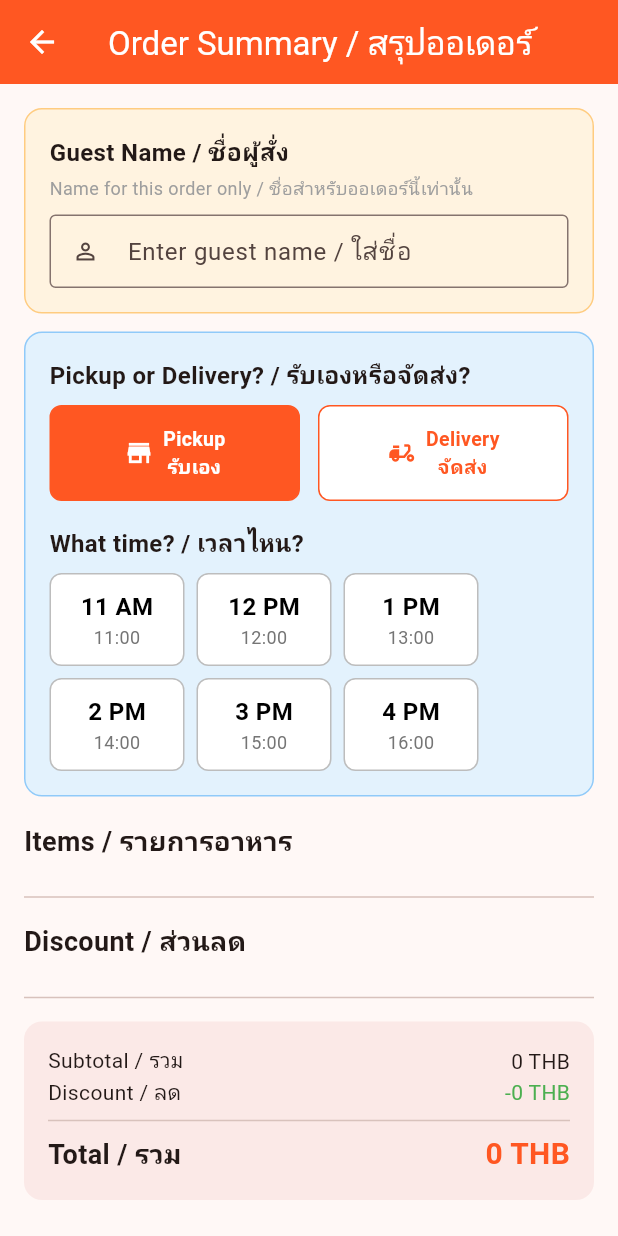
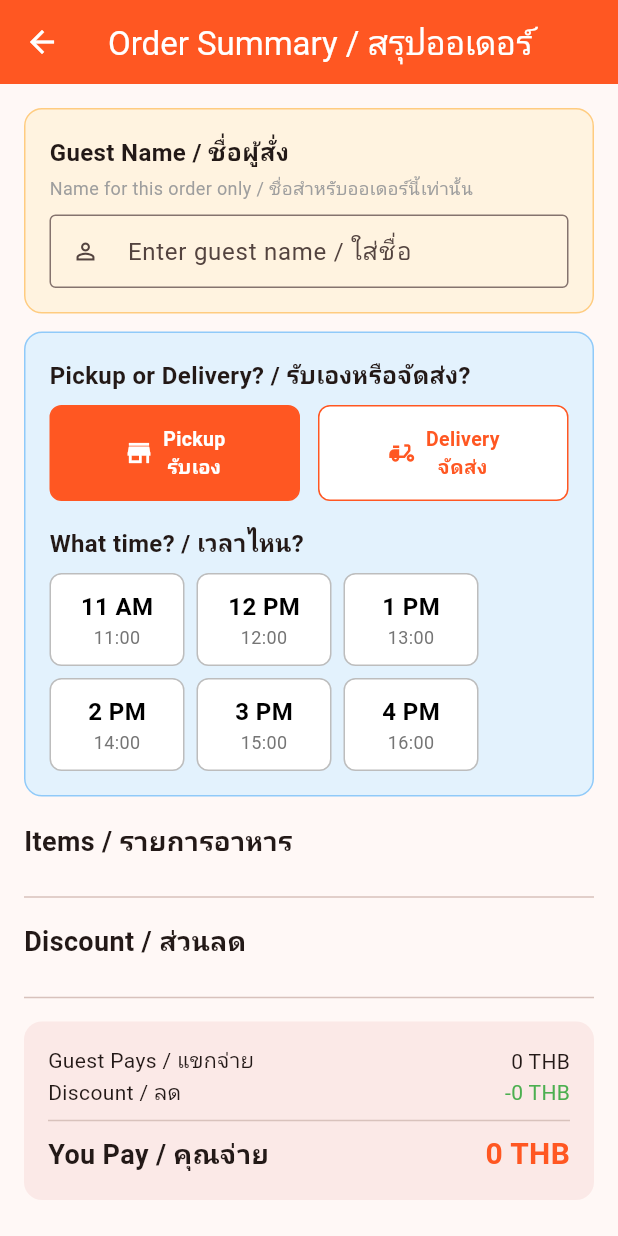
Before and after one commit to anirudhatalmale6-alt/pizza-order-app, a Flutter app: the OrderSummaryScreen screen opened directly, on a phone screen of 412 x 824 dp. Run offline on Flutter 3.47's test engine with Material 3 defaults, Android fonts, the phone set to English and light mode, and no system bars; our stand-ins replace csv, hive, hive_flutter, image_picker, qr_flutter, share_plus and 1 more; accounts and stored records are empty; network calls fail.

Commit message:
v3.2.9: Guest Pays/You Pay labels + Cancel Order text button
- Subtotal renamed to 'Guest Pays'
- Total renamed to 'You Pay'
- Cancel icon replaced with 'Cancel' text button with Yes/No confirmation
- Guest House renamed to Business Name

Co-Authored-By: Claude Opus 4.6 <noreply@anthropic.com>

```diff
--- a/lib/screens/order_summary_screen.dart
+++ b/lib/screens/order_summary_screen.dart
@@ -538,7 +538,7 @@ class _OrderSummaryScreenState extends State<OrderSummaryScreen> {
                 Row(
                   mainAxisAlignment: MainAxisAlignment.spaceBetween,
                   children: [
-                    const Flexible(child: Text('Subtotal / รวม')),
+                    const Flexible(child: Text('Guest Pays / แขกจ่าย')),
                     Text('${cart.subtotal.toInt()} THB'),
                   ],
                 ),
@@ -555,7 +555,7 @@ class _OrderSummaryScreenState extends State<OrderSummaryScreen> {
                   mainAxisAlignment: MainAxisAlignment.spaceBetween,
                   children: [
                     const Flexible(
-                      child: Text('Total / รวม',
+                      child: Text('You Pay / คุณจ่าย',
                           style: TextStyle(
                               fontSize: 18, fontWeight: FontWeight.bold)),
                     ),
--- a/pubspec.yaml
+++ b/pubspec.yaml
@@ -1,7 +1,7 @@
 name: pizza_order_app
 description: "Pizza ordering app with PromptPay QR and LINE integration"
 publish_to: 'none'
-version: 3.2.8+1
+version: 3.2.9+1
 
 environment:
   sdk: ^3.7.2
```
Also changed, not shown: lib/screens/menu_screen.dart (+5 -4 lines).
